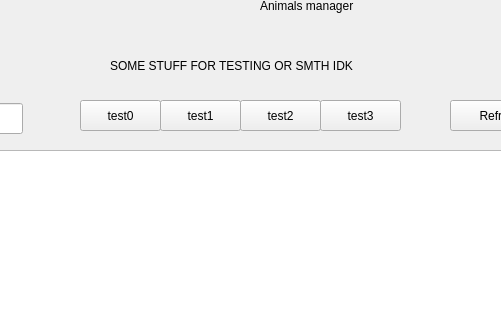
Above: mainwindow.ui from Seddiki101/PetHaven before the change; both pictures show x 150 to 651 and y 0 to 320 of the 1105 by 578 pixel window. Below: the same form after it.
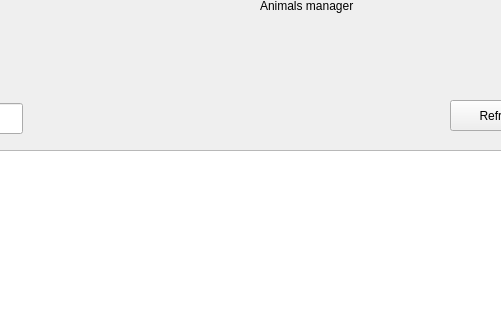
That is the form after the change.

```diff
--- a/mainwindow.ui
+++ b/mainwindow.ui
@@ -394,71 +394,6 @@
        <bool>false</bool>
       </property>
      </widget>
-     <widget class="QLabel" name="label_test">
-      <property name="geometry">
-       <rect>
-        <x>260</x>
-        <y>60</y>
-        <width>311</width>
-        <height>31</height>
-       </rect>
-      </property>
-      <property name="text">
-       <string>SOME STUFF FOR TESTING OR SMTH IDK</string>
-      </property>
-     </widget>
-     <widget class="QPushButton" name="btn_test0">
-      <property name="geometry">
-       <rect>
-        <x>230</x>
-        <y>110</y>
-        <width>81</width>
-        <height>31</height>
-       </rect>
-      </property>
-      <property name="text">
-       <string>test0</string>
-      </property>
-     </widget>
-     <widget class="QPushButton" name="btn_test1">
-      <property name="geometry">
-       <rect>
-        <x>310</x>
-        <y>110</y>
-        <width>81</width>
-        <height>31</height>
-       </rect>
-      </property>
-      <property name="text">
-       <string>test1</string>
-      </property>
-     </widget>
-     <widget class="QPushButton" name="btn_test2">
-      <property name="geometry">
-       <rect>
-        <x>390</x>
-        <y>110</y>
-        <width>81</width>
-        <height>31</height>
-       </rect>
-      </property>
-      <property name="text">
-       <string>test2</string>
-      </property>
-     </widget>
-     <widget class="QPushButton" name="btn_test3">
-      <property name="geometry">
-       <rect>
-        <x>470</x>
-        <y>110</y>
-        <width>81</width>
-        <height>31</height>
-       </rect>
-      </property>
-      <property name="text">
-       <string>test3</string>
-      </property>
-     </widget>
      <widget class="QLabel" name="label_image">
       <property name="geometry">
        <rect>
```
